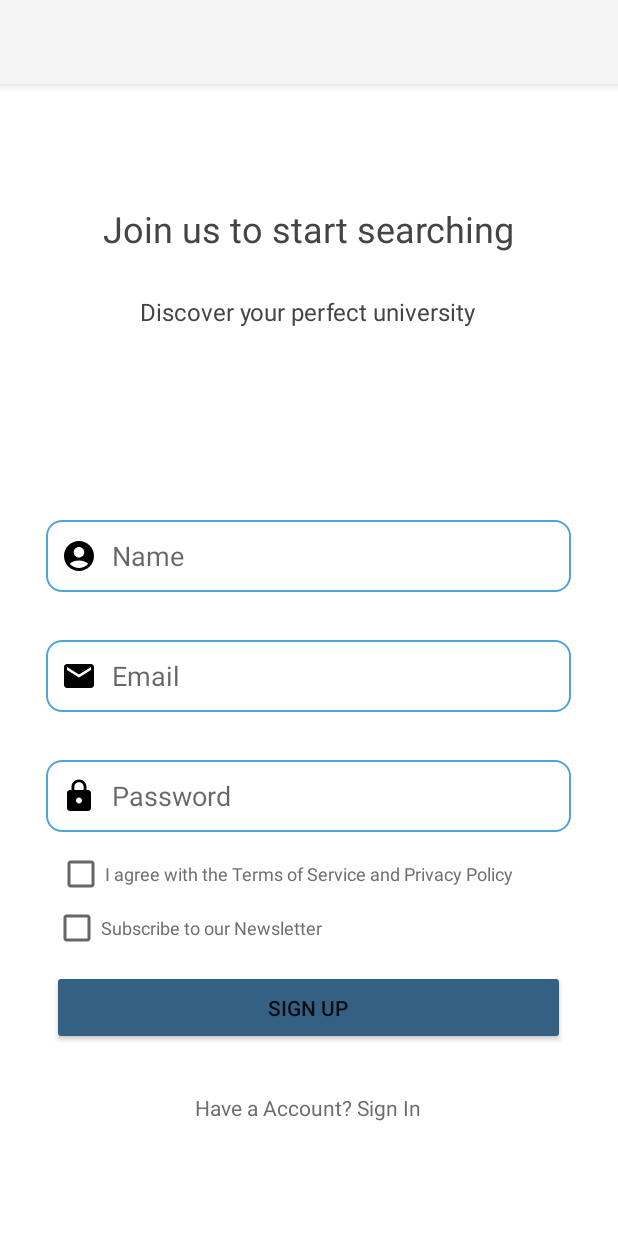
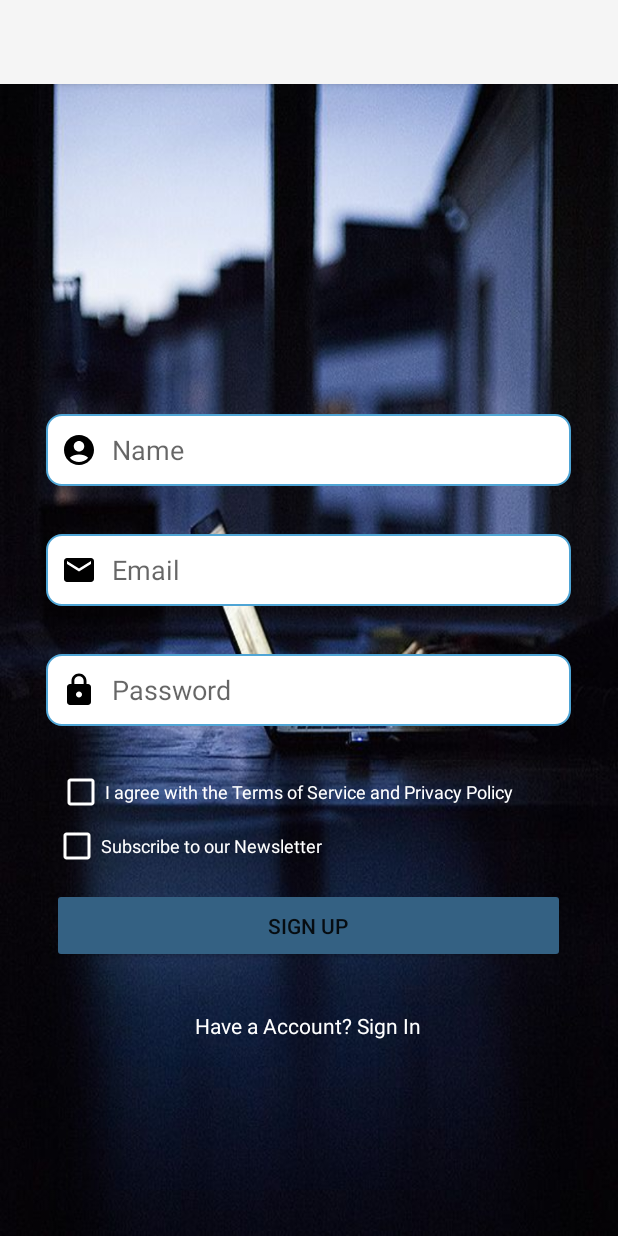
Before and after one commit to tutionmanagement/TMSStudent, an Android app: the SignupActivity screen opened directly, with no data from a screen before it, on a phone screen of 412 x 824 dp. Run offline under Robolectric (Android 15) with nearby library versions, the phone set to English and light mode, and no system bars.

Commit message:
Change Images of Login and Signup

```diff
--- a/app/src/main/res/layout/activity_signin.xml
+++ b/app/src/main/res/layout/activity_signin.xml
@@ -4,6 +4,7 @@
     xmlns:tools="http://schemas.android.com/tools"
     android:layout_width="match_parent"
     android:layout_height="match_parent"
+    android:background="@mipmap/signin_back"
     tools:context=".SigninActivity">
 
     <TextView
@@ -12,7 +13,7 @@
         android:layout_height="wrap_content"
         android:layout_marginTop="80dp"
         android:text="Welcome Back"
-        android:textColor="#716F6F"
+        android:textColor="#FFFFFF"
         android:textSize="24sp"
         app:layout_constraintEnd_toEndOf="parent"
         app:layout_constraintHorizontal_bias="0.498"
@@ -25,7 +26,7 @@
         android:layout_height="46dp"
         android:layout_marginTop="28dp"
         android:text="You can search course, apply course and find scholarship for abroad studies"
-        android:textColor="#716F6F"
+        android:textColor="#FFFFFF"
         android:textSize="16sp"
         app:layout_constraintEnd_toEndOf="parent"
         app:layout_constraintHorizontal_bias="0.441"
@@ -36,7 +37,7 @@
         android:id="@+id/edEmail"
         android:layout_width="350dp"
         android:layout_height="48dp"
-        android:layout_marginTop="100dp"
+        android:layout_marginTop="56dp"
         android:background="@drawable/boarder"
         android:drawableStart="@drawable/baseline_email_24"
         android:drawablePadding="10dp"
@@ -88,9 +89,9 @@
         android:id="@+id/textView5"
         android:layout_width="wrap_content"
         android:layout_height="wrap_content"
-        android:layout_marginTop="16dp"
+        android:layout_marginTop="12dp"
         android:text="Forgot Password ?"
-        android:textColor="#716F6F"
+        android:textColor="#FFFFFF"
         app:layout_constraintEnd_toEndOf="parent"
         app:layout_constraintStart_toStartOf="parent"
         app:layout_constraintTop_toBottomOf="@+id/btn_Signup" />
@@ -99,10 +100,10 @@
         android:id="@+id/textView6"
         android:layout_width="wrap_content"
         android:layout_height="wrap_content"
-        android:layout_marginTop="128dp"
+        android:layout_marginTop="220dp"
         android:onClick="toSignup"
         android:text="Don't Have Account ?  Join us"
-        android:textColor="#716F6F"
+        android:textColor="#FFFFFF"
         app:layout_constraintEnd_toEndOf="parent"
         app:layout_constraintStart_toStartOf="parent"
         app:layout_constraintTop_toBottomOf="@+id/btn_Signup" />
--- a/app/src/main/res/layout/activity_signup.xml
+++ b/app/src/main/res/layout/activity_signup.xml
@@ -4,40 +4,14 @@
     xmlns:tools="http://schemas.android.com/tools"
     android:layout_width="match_parent"
     android:layout_height="match_parent"
-    android:background="#ffffff"
+    android:background="@mipmap/signup_back"
     tools:context=".SignupActivity">
-
-    <TextView
-        android:id="@+id/textView3"
-        android:layout_width="wrap_content"
-        android:layout_height="wrap_content"
-        android:layout_marginTop="80dp"
-        android:text="Join us to start searching"
-        android:textColor="#434446"
-        android:textSize="24sp"
-        app:layout_constraintEnd_toEndOf="parent"
-        app:layout_constraintHorizontal_bias="0.498"
-        app:layout_constraintStart_toStartOf="parent"
-        app:layout_constraintTop_toTopOf="parent" />
-
-    <TextView
-        android:id="@+id/textView4"
-        android:layout_width="wrap_content"
-        android:layout_height="wrap_content"
-        android:layout_marginTop="28dp"
-        android:text="Discover your perfect university"
-        android:textColor="#434446"
-        android:textSize="16sp"
-        app:layout_constraintEnd_toEndOf="parent"
-        app:layout_constraintHorizontal_bias="0.497"
-        app:layout_constraintStart_toStartOf="parent"
-        app:layout_constraintTop_toBottomOf="@+id/textView3" />
 
     <EditText
         android:id="@+id/edName"
         android:layout_width="350dp"
         android:layout_height="48dp"
-        android:layout_marginTop="128dp"
+        android:layout_marginTop="220dp"
         android:background="@drawable/boarder"
         android:drawableStart="@drawable/baseline_account_circle_24"
         android:drawablePadding="10dp"
@@ -47,7 +21,7 @@
         app:layout_constraintEnd_toEndOf="parent"
         app:layout_constraintHorizontal_bias="0.491"
         app:layout_constraintStart_toStartOf="parent"
-        app:layout_constraintTop_toBottomOf="@+id/textView4" />
+        app:layout_constraintTop_toTopOf="parent" />
 
     <EditText
         android:id="@+id/edEmail"
@@ -87,8 +61,10 @@
         android:layout_width="wrap_content"
         android:layout_height="wrap_content"
         android:layout_marginTop="4dp"
+        android:backgroundTintMode="src_in"
+        android:buttonTint="#FFFFFF"
         android:text="Subscribe to our Newsletter"
-        android:textColor="#706D6D"
+        android:textColor="#FFFFFF"
         android:textSize="12sp"
         app:layout_constraintEnd_toEndOf="parent"
         app:layout_constraintHorizontal_bias="0.153"
@@ -102,7 +78,7 @@
         android:layout_marginTop="32dp"
         android:onClick="toSignin"
         android:text="Have a Account? Sign In"
-        android:textColor="#706D6D"
+        android:textColor="#FFFFFF"
         app:layout_constraintEnd_toEndOf="parent"
         app:layout_constraintHorizontal_bias="0.498"
         app:layout_constraintStart_toStartOf="parent"
@@ -112,9 +88,11 @@
         android:id="@+id/cbAgree"
         android:layout_width="wrap_content"
         android:layout_height="wrap_content"
-        android:layout_marginTop="12dp"
+        android:layout_marginTop="28dp"
+        android:backgroundTintMode="add"
+        android:buttonTint="#FFFFFF"
         android:text="I agree with the Terms of Service and Privacy Policy"
-        android:textColor="#706D6D"
+        android:textColor="#FFFFFF"
         android:textSize="12sp"
         app:layout_constraintEnd_toEndOf="parent"
         app:layout_constraintHorizontal_bias="0.35"
```
Also changed, not shown: app/src/main/res/mipmap-mdpi/signin_back.jpg (added), app/src/main/res/mipmap-mdpi/signup_back.jpg (added).
